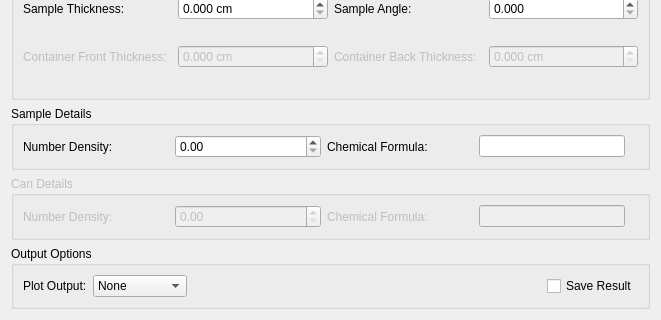
First picture: the form in MantidQt/CustomInterfaces/inc/MantidQtCustomInterfaces/Indirect/CalculatePaalmanPings.ui, repository mantidproject/mantid, before the edit; both pictures show x 0 to 661 and y 177 to 497 of the 661 by 497 pixel window.
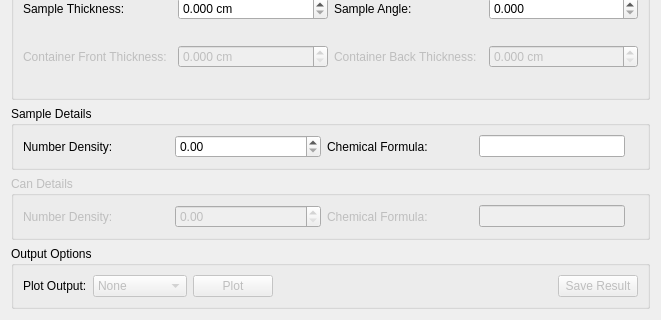
Second picture: the form after the edit. Custom widgets are drawn as their Qt base class.

Commit message:
CalculatePaalman add plot and save buttons initally disabled
Refs #17021

Diff of the .ui file:
```diff
--- a/MantidQt/CustomInterfaces/inc/MantidQtCustomInterfaces/Indirect/CalculatePaalmanPings.ui
+++ b/MantidQt/CustomInterfaces/inc/MantidQtCustomInterfaces/Indirect/CalculatePaalmanPings.ui
@@ -626,6 +626,9 @@
       </item>
       <item>
        <widget class="QComboBox" name="cbPlotOutput">
+        <property name="enabled">
+         <bool>false</bool>
+        </property>
         <item>
          <property name="text">
           <string>None</string>
@@ -648,6 +651,16 @@
         </item>
        </widget>
       </item>
+      <item>
+       <widget class="QPushButton" name="pbPlot">
+        <property name="enabled">
+         <bool>false</bool>
+        </property>
+        <property name="text">
+         <string>Plot</string>
+        </property>
+       </widget>
+      </item>
       <item>
        <spacer name="horizontalSpacer">
         <property name="orientation">
@@ -662,7 +675,10 @@
        </spacer>
       </item>
       <item>
-       <widget class="QCheckBox" name="ckSave">
+       <widget class="QPushButton" name="pbSave">
+        <property name="enabled">
+         <bool>false</bool>
+        </property>
         <property name="text">
          <string>Save Result</string>
         </property>
```
Left out of the diff: 2 changed lines with no effect on the pictures.
